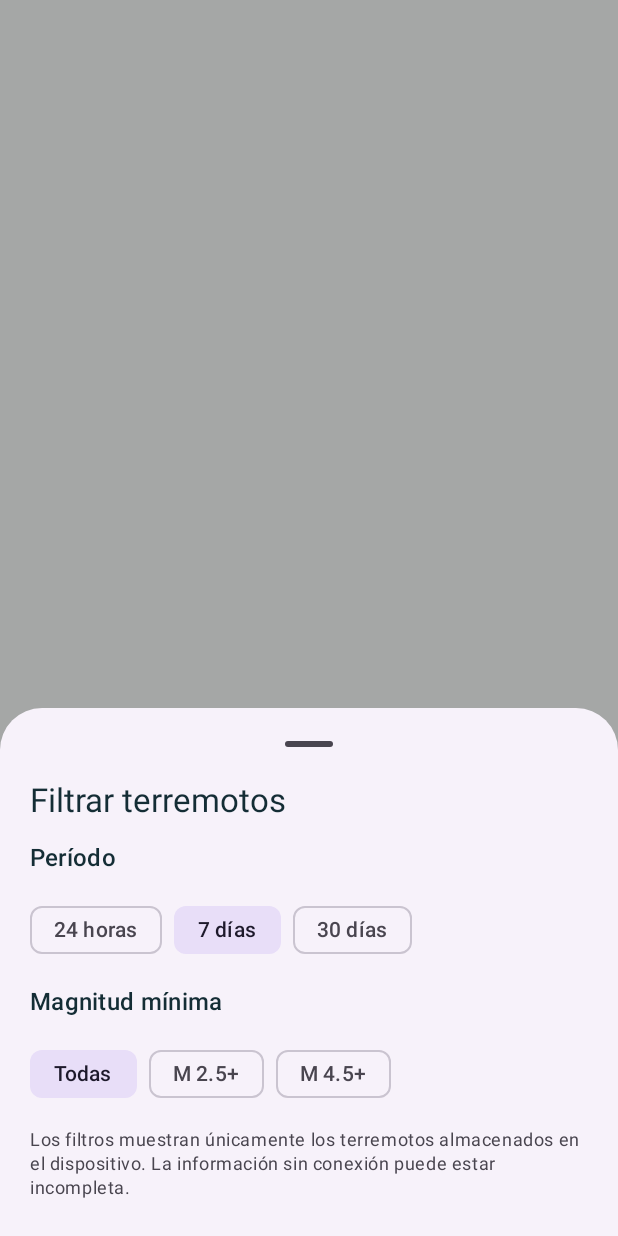
After one commit to cgaraydev/SeismicExplorer, an Android app built with Jetpack Compose: the composable SeismicMapFiltersSheet shown on its own in the app's theme, on a phone screen of 412 x 824 dp. The commit adds this screen. Run offline under Robolectric (Android 15) with nearby library versions, the phone set to English and light mode, and no system bars; 2 statements that could not run were skipped.

Commit message:
feat(map): add reactive earthquake filters

```diff
--- /dev/null
+++ b/app/src/main/java/com/cgaraydev/seismicexplorer/presentation/map/MapFilterSelection.kt
@@ -0,0 +1,16 @@
+package com.cgaraydev.seismicexplorer.presentation.map
+
+import com.cgaraydev.seismicexplorer.domain.model.RecentWindow
+
+enum class MapMagnitudeFilter(
+    val minimumMagnitude: Double?
+) {
+    ALL(null),
+    MAGNITUDE_2_5(2.5),
+    MAGNITUDE_4_5(4.5)
+}
+
+data class MapFilterSelection(
+    val timeWindow: RecentWindow = RecentWindow.LAST_WEEK,
+    val magnitude: MapMagnitudeFilter = MapMagnitudeFilter.ALL
+)
--- /dev/null
+++ b/app/src/main/java/com/cgaraydev/seismicexplorer/presentation/map/SeismicMapFiltersSheet.kt
@@ -0,0 +1,143 @@
+package com.cgaraydev.seismicexplorer.presentation.map
+
+import androidx.compose.foundation.layout.Arrangement
+import androidx.compose.foundation.layout.Column
+import androidx.compose.foundation.layout.FlowRow
+import androidx.compose.foundation.layout.fillMaxWidth
+import androidx.compose.foundation.layout.padding
+import androidx.compose.material3.ExperimentalMaterial3Api
+import androidx.compose.material3.FilterChip
+import androidx.compose.material3.MaterialTheme
+import androidx.compose.material3.ModalBottomSheet
+import androidx.compose.material3.Text
+import androidx.compose.runtime.Composable
+import androidx.compose.ui.Modifier
+import androidx.compose.ui.res.stringResource
+import androidx.compose.ui.unit.dp
+import com.cgaraydev.seismicexplorer.R
+import com.cgaraydev.seismicexplorer.domain.model.RecentWindow
+
+@OptIn(ExperimentalMaterial3Api::class)
+@Composable
+internal fun SeismicMapFiltersSheet(
+    filters: MapFilterSelection,
+    onTimeWindowSelect: (RecentWindow) -> Unit,
+    onMagnitudeSelect: (MapMagnitudeFilter) -> Unit,
+    onDismiss: () -> Unit
+) {
+    ModalBottomSheet(
+        onDismissRequest = onDismiss
+    ) {
+        Column(
+            modifier = Modifier
+                .fillMaxWidth()
+                .padding(horizontal = 20.dp)
+                .padding(bottom = 24.dp),
+            verticalArrangement = Arrangement.spacedBy(12.dp)
+        ) {
+            Text(
+                text = stringResource(R.string.map_filters),
+                style = MaterialTheme.typography.titleLarge
+            )
+
+            Text(
+                text = stringResource(R.string.home_period_title),
+                style = MaterialTheme.typography.titleMedium
+            )
+
+            FlowRow(
+                horizontalArrangement = Arrangement.spacedBy(8.dp)
+            ) {
+                RecentWindow.entries.forEach { window ->
+                    val label = when (window) {
+                        RecentWindow.LAST_DAY ->
+                            R.string.home_period_day
+
+                        RecentWindow.LAST_WEEK ->
+                            R.string.home_period_week
+
+                        RecentWindow.LAST_30_DAYS ->
+                            R.string.home_period_month
+                    }
+
+                    FilterChip(
+                        selected = filters.timeWindow == window,
+                        onClick = {
+                            onTimeWindowSelect(window)
+                        },
+                        label = {
+                            Text(stringResource(label))
+                        }
+                    )
+                }
+            }
+
+            Text(
+                text = stringResource(
+                    R.string.home_magnitude_title
+                ),
+                style = MaterialTheme.typography.titleMedium
+            )
+
+            FlowRow(
+                horizontalArrangement = Arrangement.spacedBy(8.dp)
+            ) {
+                MapMagnitudeFilter.entries.forEach { magnitude ->
+                    val label = when (magnitude) {
+                        MapMagnitudeFilter.ALL ->
+                            R.string.home_magnitude_all
+
+                        MapMagnitudeFilter.MAGNITUDE_2_5 ->
+                            R.string.home_magnitude_2_5
+
+                        MapMagnitudeFilter.MAGNITUDE_4_5 ->
+                            R.string.home_magnitude_4_5
+                    }
+
+                    FilterChip(
+                        selected = filters.magnitude == magnitude,
+                        onClick = {
+                            onMagnitudeSelect(magnitude)
+                        },
+                        label = {
+                            Text(stringResource(label))
+                        }
+                    )
+                }
+            }
+
+            Text(
+                text = stringResource(
+                    R.string.map_filters_local_notice
+                ),
+                style = MaterialTheme.typography.bodySmall,
+                color = MaterialTheme.colorScheme.onSurfaceVariant
+            )
+        }
+    }
+}
+
+@Composable
+internal fun mapFiltersSummary(
+    filters: MapFilterSelection
+): String {
+    val periodLabel = when (filters.timeWindow) {
+        RecentWindow.LAST_DAY -> R.string.home_period_day
+        RecentWindow.LAST_WEEK -> R.string.home_period_week
+        RecentWindow.LAST_30_DAYS -> R.string.home_period_month
+    }
+
+    val magnitudeLabel = when (filters.magnitude) {
+        MapMagnitudeFilter.ALL -> R.string.home_magnitude_all
+        MapMagnitudeFilter.MAGNITUDE_2_5 ->
+            R.string.home_magnitude_2_5
+        MapMagnitudeFilter.MAGNITUDE_4_5 ->
+            R.string.home_magnitude_4_5
+    }
+
+    return stringResource(
+        R.string.map_filters_summary,
+        stringResource(periodLabel),
+        stringResource(magnitudeLabel)
+    )
+}
--- a/app/src/main/java/com/cgaraydev/seismicexplorer/presentation/map/SeismicMapUiState.kt
+++ b/app/src/main/java/com/cgaraydev/seismicexplorer/presentation/map/SeismicMapUiState.kt
@@ -5,5 +5,6 @@ data class SeismicMapUiState(
     val eventCount: Int = 0,
     val isLoading: Boolean = true,
     val hasError: Boolean = false,
-    val eventBounds: MapEventBounds? = null
+    val eventBounds: MapEventBounds? = null,
+    val filters: MapFilterSelection = MapFilterSelection()
 )
--- a/app/src/main/res/values/strings.xml
+++ b/app/src/main/res/values/strings.xml
@@ -59,7 +59,10 @@
     <string name="map_title">Mapa sísmico</string>
     <string name="map_reset_camera">Vista inicial</string>
     <string name="map_loading_events">Consultando terremotos almacenados…</string>
-    <string name="map_event_count">Eventos almacenados (7 días): %1$d</string>
+    <string name="map_event_count">Eventos filtrados: %1$d</string>
+    <string name="map_filters">Filtrar terremotos</string>
+    <string name="map_filters_summary">%1$s · %2$s</string>
+    <string name="map_filters_local_notice">Los filtros muestran únicamente los terremotos almacenados en el dispositivo. La información sin conexión puede estar incompleta.</string>
     <string name="map_local_error">No se pudieron consultar los datos sísmicos locales.</string>
     <string name="map_fit_events">Encuadrar eventos</string>
     <string name="map_my_location">Mi ubicación</string>
```
Also changed, not shown: app/src/main/java/com/cgaraydev/seismicexplorer/presentation/map/SeismicMapScreen.kt (+52 -9 lines), app/src/main/java/com/cgaraydev/seismicexplorer/presentation/map/SeismicMapViewModel.kt (+51 -8 lines), app/src/main/res/drawable/ic_map_filters.xml (added, +14 -0 lines), 2 other files.
